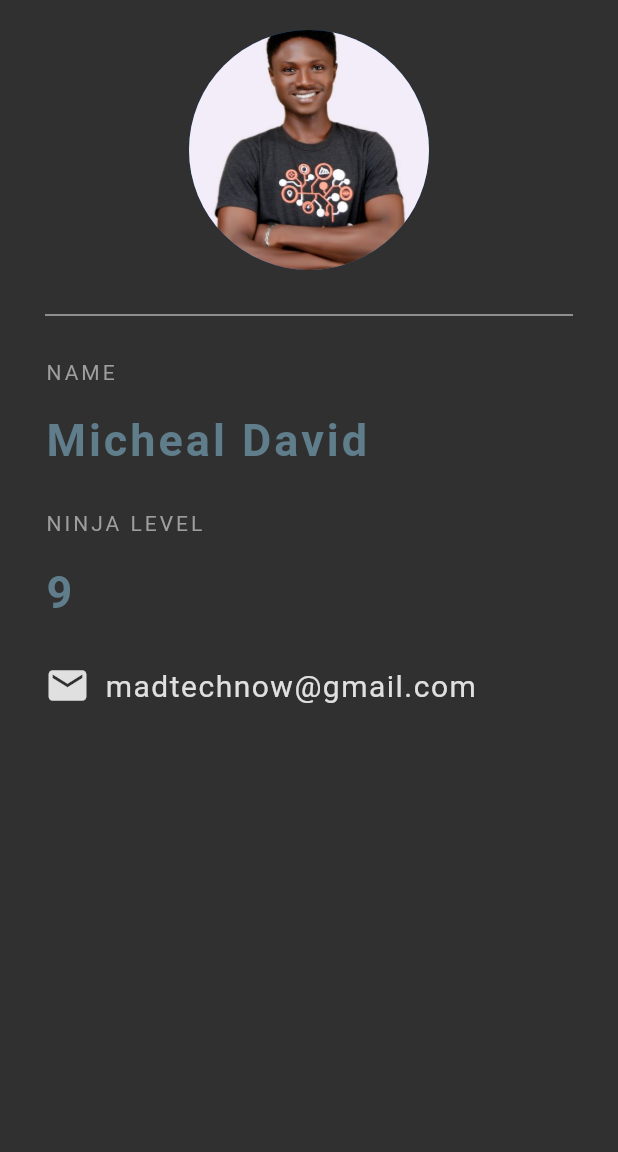
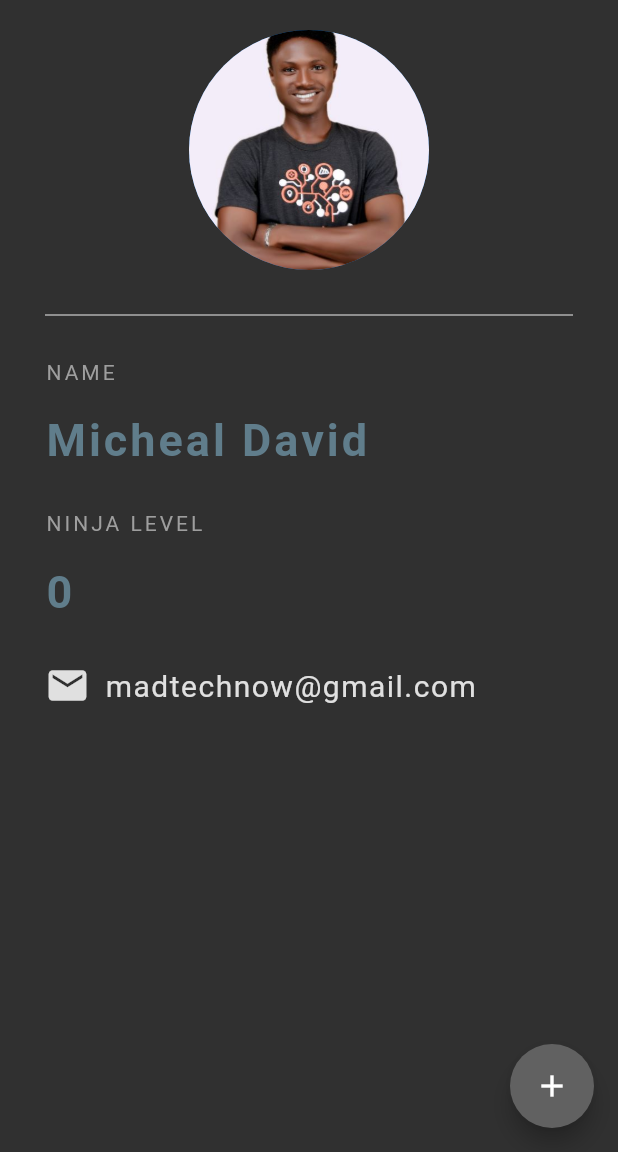
Before and after one commit to MichealCodez/ninja-id-card, a Flutter app: the screen it shows after launch, on a phone screen of 412 x 824 dp, the part 84-1236 px from its top. Run offline on Flutter 3.47's test engine with Material 2 defaults, Android fonts, the phone set to English and light mode, and no system bars.

Commit message:
make it better

```diff
--- a/lib/main.dart
+++ b/lib/main.dart
@@ -7,8 +7,16 @@ void main() {
   ));
 }
 
-class NinjaID extends StatelessWidget {
+class NinjaID extends StatefulWidget {
   const NinjaID({Key? key}) : super(key: key);
+
+  @override
+  State<NinjaID> createState() => _NinjaIDState();
+}
+
+class _NinjaIDState extends State<NinjaID> {
+
+  int ninjaLevel = 0;
 
   @override
   Widget build(BuildContext context) {
@@ -61,9 +69,9 @@ class NinjaID extends StatelessWidget {
               ),
             ),
             const SizedBox(height: 20.0,),
-            const Text(
-              '9',
-              style: TextStyle(
+            Text(
+              '$ninjaLevel',
+              style: const TextStyle(
                   color: Colors.blueGrey,
                   letterSpacing: 2.0,
                   fontSize: 30.0,
@@ -92,6 +100,15 @@ class NinjaID extends StatelessWidget {
           ],
         ),
       ),
+      floatingActionButton: FloatingActionButton(
+        onPressed: () {
+          setState(() {
+            ninjaLevel += 1;
+          });
+        },
+        backgroundColor: Colors.grey[700],
+        child: const Icon(Icons.add),
+      ),
     );
   }
 }
```
